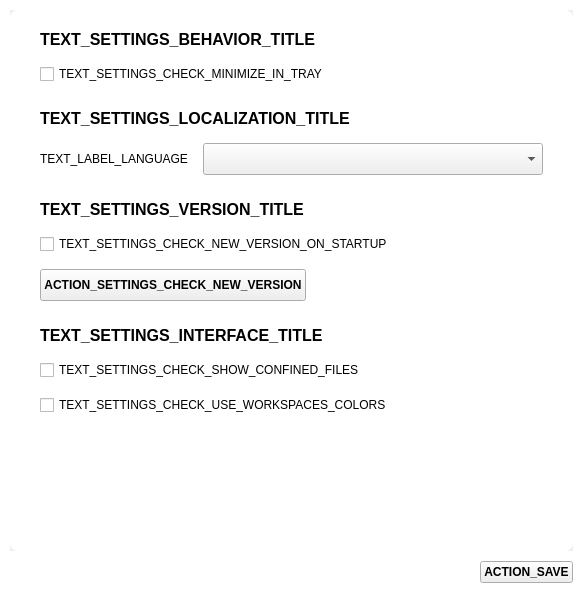
Qt form guardata/client/gui/forms/settings_widget.ui (bitlogik/guardata) before a commit.
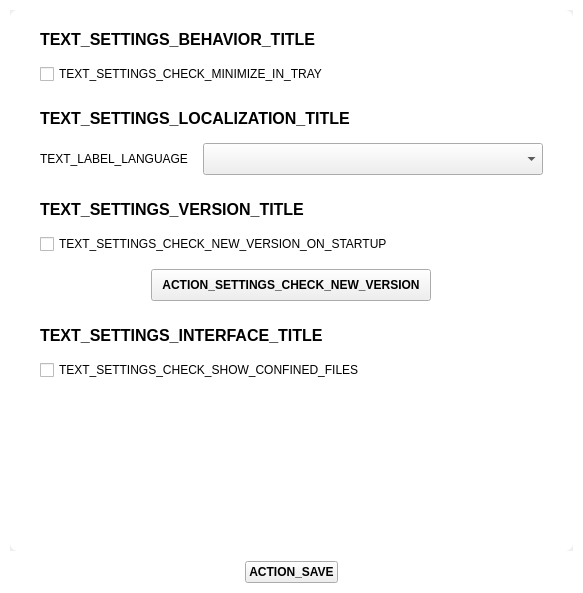
The same form after that commit. Custom widgets are drawn as their Qt base class.

What changed in the file:
```diff
--- a/guardata/client/gui/forms/settings_widget.ui
+++ b/guardata/client/gui/forms/settings_widget.ui
@@ -69,8 +69,8 @@
        <rect>
         <x>0</x>
         <y>0</y>
-        <width>549</width>
-        <height>563</height>
+        <width>563</width>
+        <height>526</height>
        </rect>
       </property>
       <layout class="QVBoxLayout" name="verticalLayout_2">
@@ -271,12 +271,24 @@
              <layout class="QHBoxLayout" name="horizontalLayout_4">
               <item>
                <widget class="QPushButton" name="button_check_version">
+                <property name="sizePolicy">
+                 <sizepolicy hsizetype="Fixed" vsizetype="Fixed">
+                  <horstretch>0</horstretch>
+                  <verstretch>0</verstretch>
+                 </sizepolicy>
+                </property>
                 <property name="minimumSize">
                  <size>
                   <width>0</width>
                   <height>32</height>
                  </size>
                 </property>
+                <property name="maximumSize">
+                 <size>
+                  <width>280</width>
+                  <height>16777215</height>
+                 </size>
+                </property>
                 <property name="font">
                  <font>
                   <weight>75</weight>
@@ -294,19 +306,6 @@
                 </property>
                </widget>
               </item>
-              <item>
-               <spacer name="horizontalSpacer_2">
-                <property name="orientation">
-                 <enum>Qt::Horizontal</enum>
-                </property>
-                <property name="sizeHint" stdset="0">
-                 <size>
-                  <width>40</width>
-                  <height>20</height>
-                 </size>
-                </property>
-               </spacer>
-              </item>
              </layout>
             </item>
            </layout>
@@ -377,13 +376,6 @@
             <property name="leftMargin">
              <number>0</number>
             </property>
-            <item>
-             <widget class="QCheckBox" name="check_box_workspace_color">
-              <property name="text">
-               <string>TEXT_SETTINGS_CHECK_USE_WORKSPACES_COLORS</string>
-              </property>
-             </widget>
-            </item>
            </layout>
           </item>
          </layout>
@@ -427,21 +419,14 @@
    </item>
    <item>
     <layout class="QHBoxLayout" name="horizontalLayout_5">
-     <item>
-      <spacer name="horizontalSpacer">
-       <property name="orientation">
-        <enum>Qt::Horizontal</enum>
-       </property>
-       <property name="sizeHint" stdset="0">
-        <size>
-         <width>40</width>
-         <height>20</height>
-        </size>
-       </property>
-      </spacer>
-     </item>
      <item>
       <widget class="QPushButton" name="button_save">
+       <property name="sizePolicy">
+        <sizepolicy hsizetype="Fixed" vsizetype="Fixed">
+         <horstretch>0</horstretch>
+         <verstretch>0</verstretch>
+        </sizepolicy>
+       </property>
        <property name="minimumSize">
         <size>
          <width>0</width>
```
Left out of the diff: 11 changed lines with no effect on the pictures.
